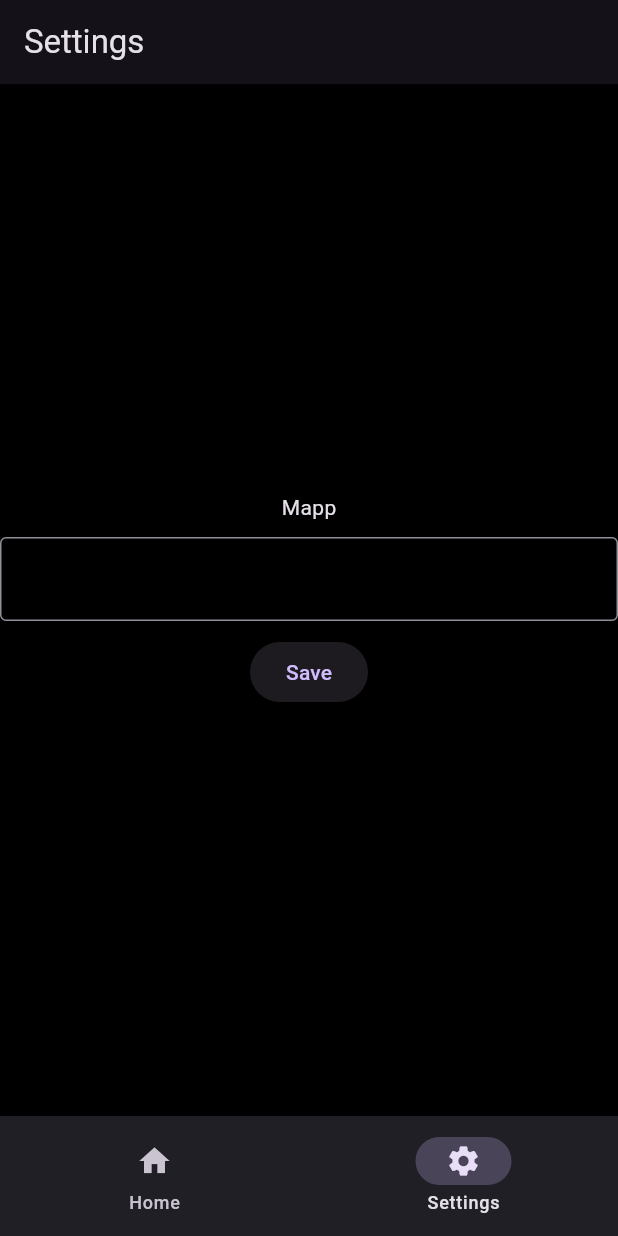
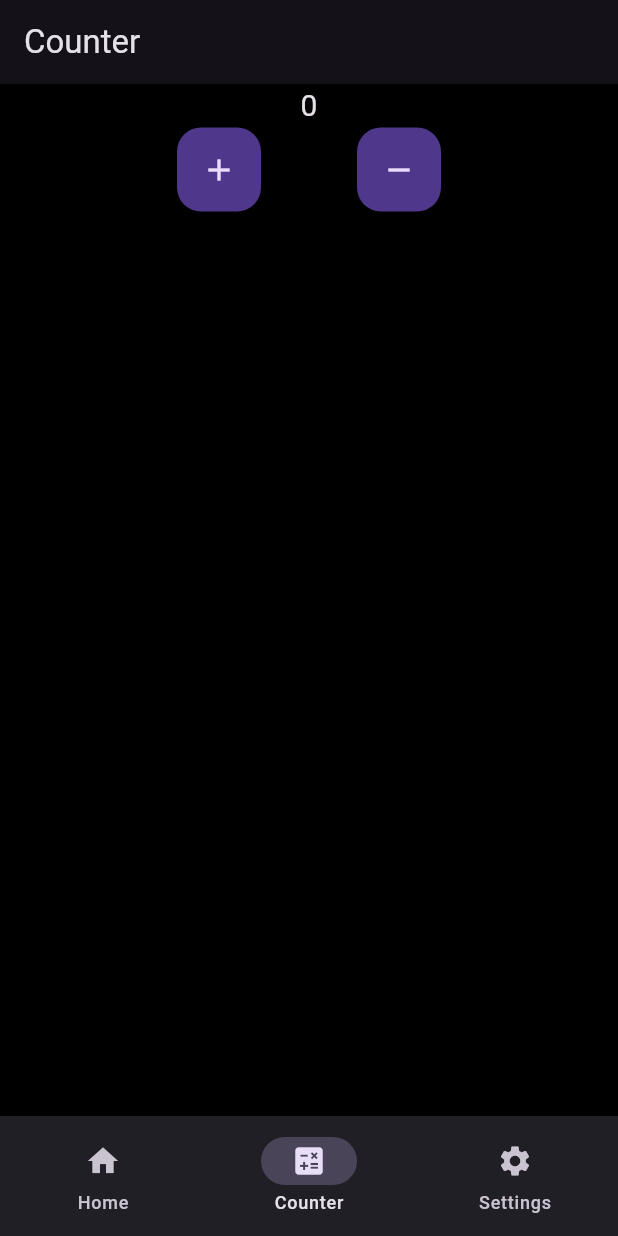
Before and after one commit to dzca/flutter_provider_counter, a Flutter app: the screen it shows after launch, item 2 of the bottom bar chosen, on a phone screen of 412 x 824 dp. Run offline on Flutter 3.47's test engine with Material 3 defaults, Android fonts, the phone set to English and light mode, and no system bars.

Commit message:
add counter

```diff
--- a/lib/main.dart
+++ b/lib/main.dart
@@ -2,6 +2,7 @@ import 'package:flutter/material.dart';
 import 'package:flutter_provider_counter/providers/user_provider.dart';
 import 'package:provider/provider.dart';
 
+import 'providers/counter_provider.dart';
 import 'utils/colors.dart';
 import 'widgets/nav_layout.dart';
 
@@ -18,8 +19,11 @@ class MyApp extends StatelessWidget {
     return MultiProvider(
       providers: [
         ChangeNotifierProvider(
-          create: (context) => UserProvider(),
-        )
+          create: (_) => UserProvider(),
+        ),
+        ChangeNotifierProvider(
+          create: (_) => CounterProvider(),
+        ),
       ],
       child: MaterialApp(
         title: 'Flutter Provider',
--- /dev/null
+++ b/lib/providers/counter_provider.dart
@@ -0,0 +1,17 @@
+import 'package:flutter/material.dart';
+
+class CounterProvider extends ChangeNotifier {
+  int value;
+
+  CounterProvider({this.value = 0});
+
+  void increment() async {
+    value++;
+    notifyListeners();
+  }
+
+  void decrement() async {
+    value++;
+    notifyListeners();
+  }
+}
--- /dev/null
+++ b/lib/screens/counter_screen.dart
@@ -0,0 +1,51 @@
+import 'package:flutter/material.dart';
+import 'package:provider/provider.dart';
+
+import '../providers/counter_provider.dart';
+
+class CounterScreen extends StatelessWidget {
+  const CounterScreen({super.key});
+
+  @override
+  Widget build(BuildContext context) {
+    return Scaffold(
+      appBar: AppBar(
+        title: const Text("Counter"),
+      ),
+      body: Center(
+        child: Column(
+          children: [
+            Text(
+              context.watch<CounterProvider>().value.toString(),
+              style: const TextStyle(
+                fontSize: 20,
+              ),
+            ),
+            Row(
+              mainAxisAlignment: MainAxisAlignment.center,
+              children: [
+                FloatingActionButton(
+                  onPressed: () {
+                    context.read<CounterProvider>().increment();
+                  },
+                  tooltip: 'Increment',
+                  child: const Icon(Icons.add),
+                ),
+                const SizedBox(
+                  width: 64,
+                ),
+                FloatingActionButton(
+                  onPressed: () {
+                    context.read<CounterProvider>().decrement();
+                  },
+                  tooltip: 'Decrement',
+                  child: const Icon(Icons.remove),
+                ),
+              ],
+            ),
+          ],
+        ),
+      ),
+    );
+  }
+}
--- a/lib/screens/settings_screen.dart
+++ b/lib/screens/settings_screen.dart
@@ -1,6 +1,5 @@
 import 'package:flutter/material.dart';
 import 'package:flutter_provider_counter/providers/user_provider.dart';
-import 'package:flutter_provider_counter/screens/home_screen.dart';
 import 'package:provider/provider.dart';
 
 class SettingsScreen extends StatelessWidget {
--- a/lib/widgets/nav_layout.dart
+++ b/lib/widgets/nav_layout.dart
@@ -1,3 +1,5 @@
+import '../screens/counter_screen.dart';
+
 import '../screens/home_screen.dart';
 
 import 'package:flutter/material.dart';
@@ -28,12 +30,14 @@ class _NavLayoutState extends State<NavLayout> {
         index: _selectedIndex,
         children: const [
           HomeScreen(),
+          CounterScreen(),
           SettingsScreen(),
         ],
       ),
       bottomNavigationBar: NavigationBar(
         destinations: const [
           NavigationDestination(icon: Icon(Icons.home), label: 'Home'),
+          NavigationDestination(icon: Icon(Icons.calculate), label: 'Counter'),
           NavigationDestination(icon: Icon(Icons.settings), label: 'Settings'),
         ],
         selectedIndex: _selectedIndex,
```
